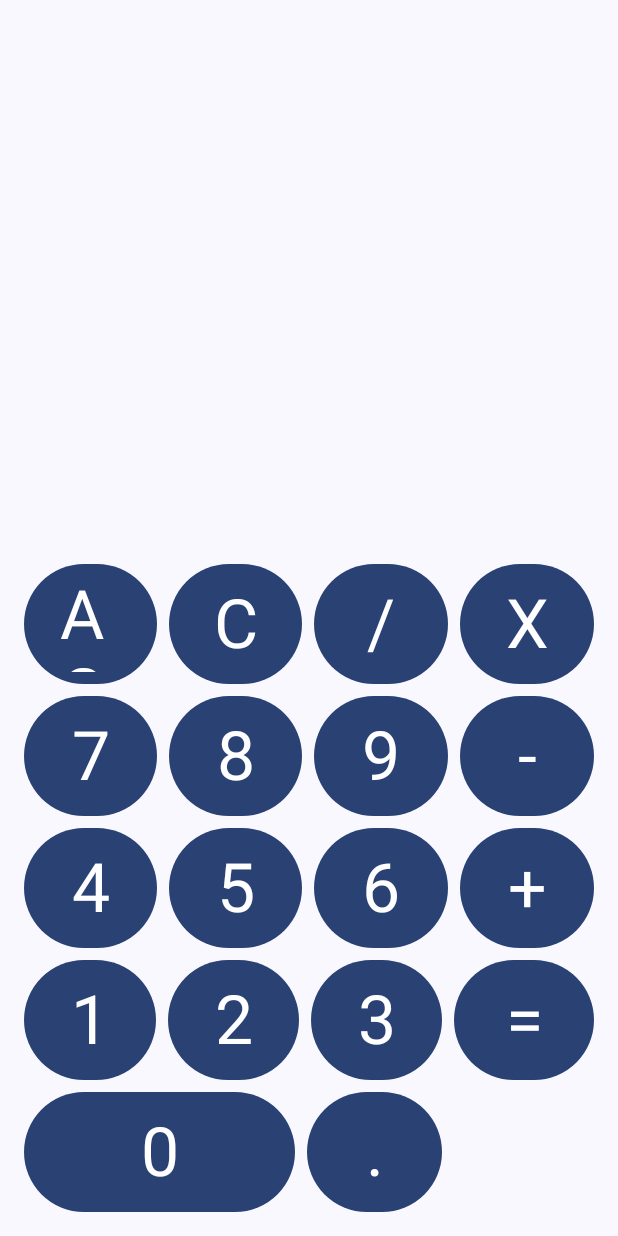
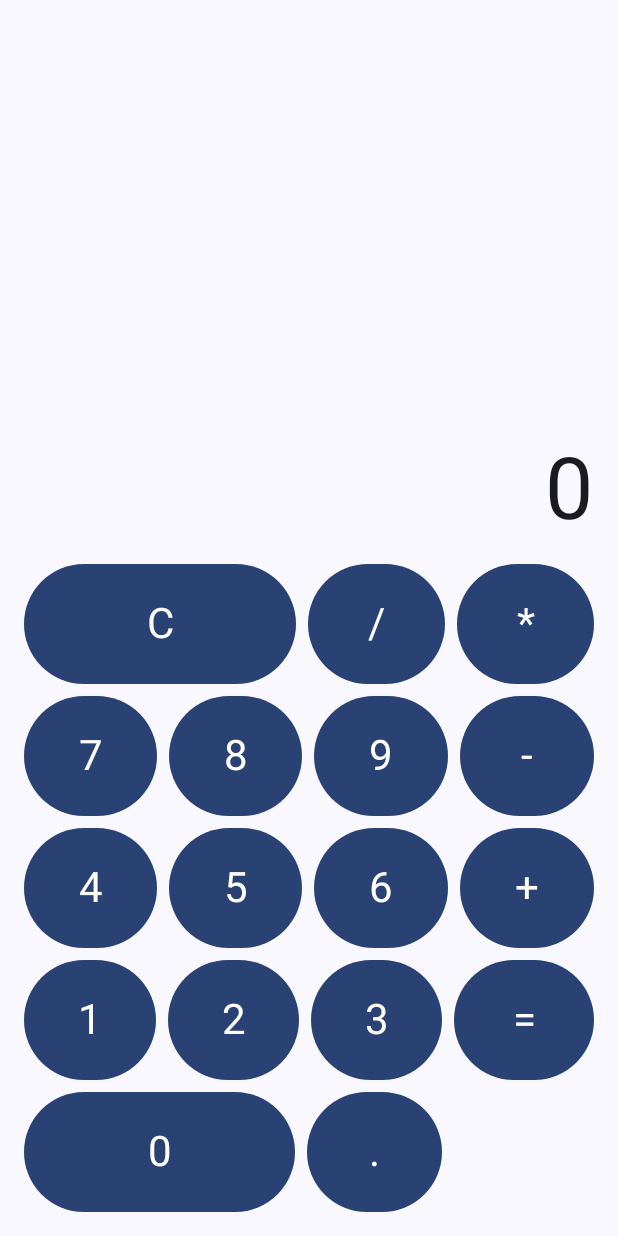
Before and after one commit to EnesEfeTokta/MyCalculator-Exercises, an Android app built with Jetpack Compose: the screen it shows after launch (MainActivity), on a phone screen of 412 x 824 dp. Run offline under Robolectric (Android 15) with nearby library versions, the phone set to English and light mode, and no system bars.

Commit message:
Implement basic calculator operations and UI fixes
Added support for basic arithmetic operations (+, -, *, /) and result calculation. Improved state management for operands and operations, set initial display to '0', and adjusted button layout and labels for consistency. Removed unused 'AC' and 'X' buttons, and updated text styles for better appearance.

```diff
--- a/app/src/main/java/com/enesefetokta/mycalculator_exercises/MainActivity.kt
+++ b/app/src/main/java/com/enesefetokta/mycalculator_exercises/MainActivity.kt
@@ -1,5 +1,6 @@
 package com.enesefetokta.mycalculator_exercises
 
+import android.R
 import android.os.Bundle
 import androidx.activity.ComponentActivity
 import androidx.activity.compose.setContent
@@ -45,18 +46,42 @@ class MainActivity : ComponentActivity() {
 
 @Composable
 fun CalculatorApp() {
-    var displayText by remember { mutableStateOf("") }
+    var displayText by remember { mutableStateOf("0") }
+    var number1 by remember { mutableStateOf<String?>(null) }
+    var operation by remember { mutableStateOf<String?>(null) }
 
     val onButtonClick: (String) -> Unit = { buttonText ->
         when (buttonText) {
             "C" -> {
                 displayText = "0"
+                number1 = null
+                operation = null
             }
-
-            else -> {
-                if (displayText == "0") {
+            "=" -> {
+                val num1 = number1?.toDoubleOrNull()
+                val num2 = displayText.toDoubleOrNull()
+                if (num1 != null && num2 != null && operation != null) {
+                    val result = when (operation) {
+                        "+" -> num1 + num2
+                        "-" -> num1 - num2
+                        "*" -> num1 * num2
+                        "/" -> if (num2 != 0.0) num1 / num2 else "Hata"
+                        else -> 0.0
+                    }
+                    displayText = result.toString()
+                    number1 = null
+                    operation = null
+                }
+            }
+            "+", "-", "*", "/" -> {
+                number1 = displayText
+                operation = buttonText
+                displayText = "0"
+            }
+            else -> { // Sayı butonları (0-9, .)
+                if (displayText == "0" || operation != null && number1 != null && displayText == number1) {
                     displayText = buttonText
-                } else {
+                } else if (displayText.length < 12) {
                     displayText += buttonText
                 }
             }
@@ -67,7 +92,7 @@ fun CalculatorApp() {
         modifier = Modifier
             .fillMaxSize()
             .padding(16.dp),
-        verticalArrangement = Arrangement.Center
+        verticalArrangement = Arrangement.Bottom
     ) {
         Box(
             modifier = Modifier
@@ -90,10 +115,9 @@ fun CalculatorApp() {
                 modifier = Modifier.fillMaxWidth(),
                 horizontalArrangement = Arrangement.spacedBy(8.dp)
             ) {
-                CalculatorButton(text = "AC", modifier = Modifier.weight(1f), onClick = onButtonClick)
-                CalculatorButton(text = "C", modifier = Modifier.weight(1f), onClick = onButtonClick)
+                CalculatorButton(text = "C", modifier = Modifier.weight(2f), onClick = onButtonClick)
                 CalculatorButton(text = "/", modifier = Modifier.weight(1f), onClick = onButtonClick)
-                CalculatorButton(text = "X", modifier = Modifier.weight(1f), onClick = onButtonClick)
+                CalculatorButton(text = "*", modifier = Modifier.weight(1f), onClick = onButtonClick)
             }
 
             Row(
@@ -130,19 +154,11 @@ fun CalculatorApp() {
                         CalculatorButton(text = "3", modifier = Modifier.weight(1f), onClick = onButtonClick)
                     }
                     Row(horizontalArrangement = Arrangement.spacedBy(8.dp)) {
-                        CalculatorButton(
-                            text = "0",
-                            modifier = Modifier.weight(2f)
-                        )
+                        CalculatorButton(text = "0", modifier = Modifier.weight(2f), onClick = onButtonClick)
                         CalculatorButton(text = ".", modifier = Modifier.weight(1f), onClick = onButtonClick)
                     }
                 }
-
-                CalculatorButton(
-                    text = "=",
-                    modifier = Modifier.weight(1f).fillMaxWidth(),
-                    onClick = onButtonClick
-                )
+                CalculatorButton(text = "=", modifier = Modifier.weight(1f).fillMaxWidth(), onClick = onButtonClick)
             }
         }
     }
@@ -152,16 +168,13 @@ fun CalculatorApp() {
 fun CalculatorButton(
     text: String,
     modifier: Modifier = Modifier,
-    onClick: (String) -> Unit = {}
+    onClick: (String) -> Unit
 ) {
     Button(
         onClick = { onClick(text) },
-        modifier = modifier.height(80.dp),
+        modifier = modifier.height(80.dp)
     ) {
-        Text(
-            text = text,
-            style = MaterialTheme.typography.displayMedium
-        )
+        Text(text = text, style = MaterialTheme.typography.headlineMedium)
     }
 }
 
```
